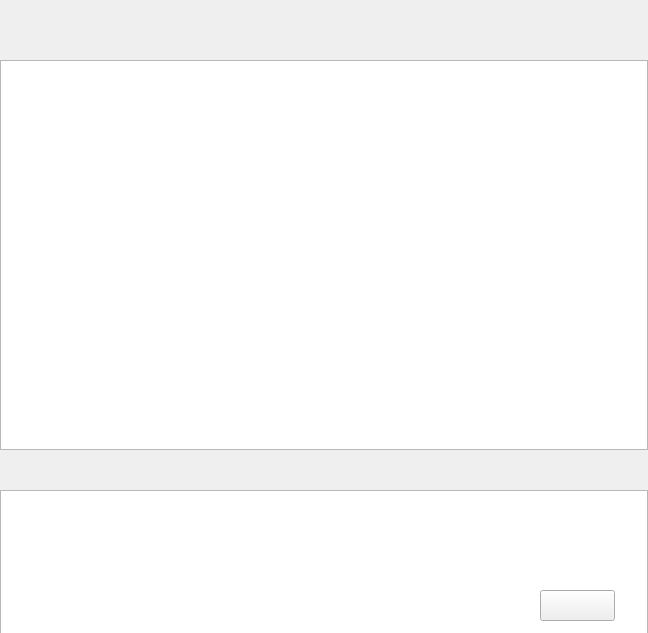
Qt form chatwindow/chatwindow.ui (Souseohyun/MyChatClient) before a commit.
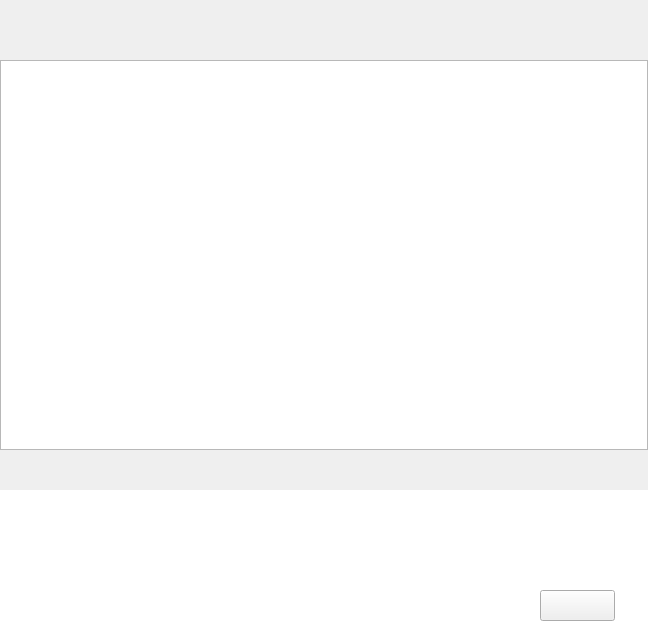
The same form after that commit.

The edit to the form file:
```diff
--- a/chatwindow/chatwindow.ui
+++ b/chatwindow/chatwindow.ui
@@ -37,6 +37,12 @@
      <height>151</height>
     </rect>
    </property>
+   <property name="styleSheet">
+    <string notr="true">QTextEdit{
+background-color: rgb(255,255,255);
+border: none;
+}</string>
+   </property>
   </widget>
   <widget class="QPushButton" name="pushButton">
    <property name="geometry">
```
Left out of the diff: 3 changed lines with no effect on the pictures.
